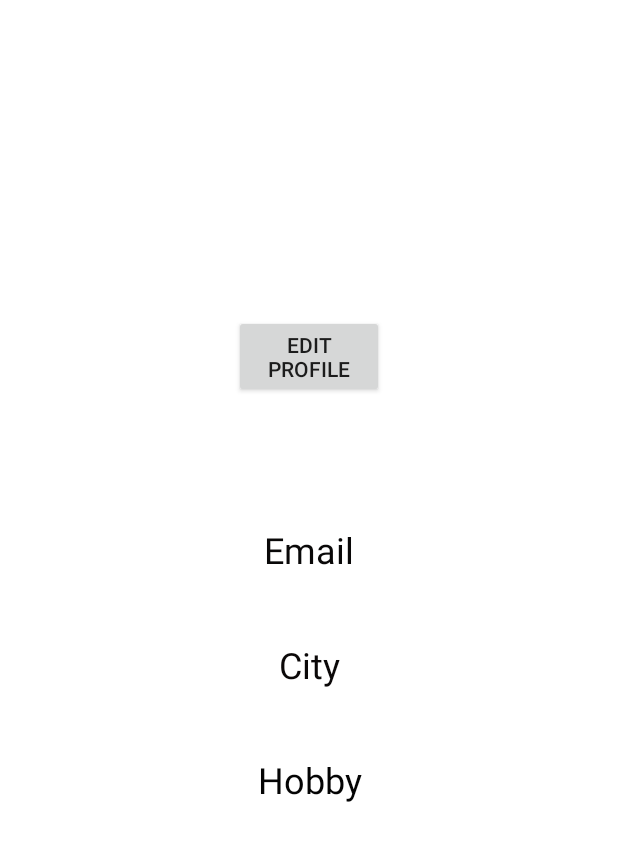
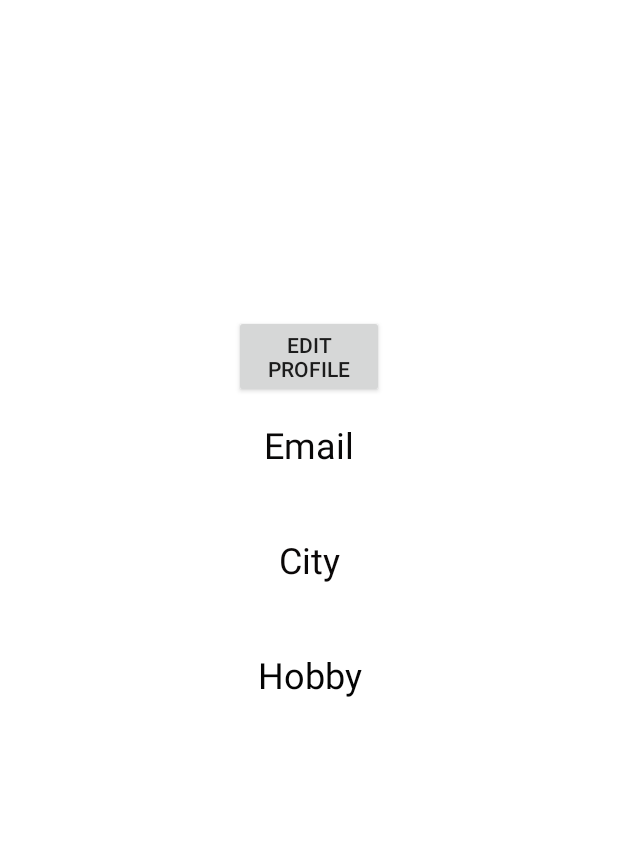
Before and after one commit to KarkiBimal/GitTogether, an Android app: the ProfilePage screen opened directly, with no data from a screen before it, after a tap on "EDIT PROFILE", on a phone screen of 412 x 824 dp, the part 90-951 px from its top. Run offline under Robolectric (Android 15) with nearby library versions, the light colour scheme and no system bars; our stand-ins replace Firebase (no records; nobody signed in at launch, a user with empty details on screens opened directly).

Commit message:
Reverted profile page, doesn't display posts

```diff
--- a/app/src/main/java/com/example/gittogether/ProfilePage.java
+++ b/app/src/main/java/com/example/gittogether/ProfilePage.java
@@ -32,15 +32,14 @@ public class ProfilePage extends AppCompatActivity {
     private TextView changePic, uploadPic;
     private StorageReference storageReference;
     private StorageReference photoReference;
-    private DatabaseReference userRef, userRef_1;
+    private DatabaseReference userRef;
     private FirebaseDatabase database;
     private ImageView profilePicture;
     DrawerLayout drawerLayout;
 
 
-    TextView userEmail, name, lastname, address, hobby1, hobby2, hobby3,postContent;
+    TextView userEmail, name, lastname, address, hobby1, hobby2, hobby3;
     private static final String USERS="Users";
-    private static final String POST="Post";
     String email;
     FirebaseUser cUser;
     String uId;
@@ -58,12 +57,10 @@ public class ProfilePage extends AppCompatActivity {
         hobby1=(TextView) findViewById(R.id.hobby1);
         hobby2=(TextView) findViewById(R.id.hobby2);
         hobby3=(TextView) findViewById(R.id.hobby3);
-        postContent=(TextView) findViewById(R.id.postContent);
         cUser= FirebaseAuth.getInstance().getCurrentUser();
         uId=cUser.getUid();
         database= FirebaseDatabase.getInstance();
         userRef=database.getReference(USERS);
-        userRef_1=database.getReference(POST);
         profilePicture = findViewById(R.id.profile_pic);
         editProfile = (Button) findViewById(R.id.updatePicButton);
         storageReference = FirebaseStorage.getInstance().getReference();
@@ -97,21 +94,6 @@ public class ProfilePage extends AppCompatActivity {
                 hobby2.setText(dataSnapshot.child(uId).child("hobby2").getValue(String.class));
                 hobby3.setText(dataSnapshot.child(uId).child("hobby3").getValue(String.class));
                 Log.i(TAG, "onDataChange:"+ dataSnapshot.child(uId).child("email").getValue(String.class));
-
-            }
-
-            @Override
-            public void onCancelled(@NonNull DatabaseError error) {
-
-            }
-        });
-
-
-        userRef_1.addValueEventListener(new ValueEventListener() {
-            @Override
-            public void onDataChange(@NonNull DataSnapshot dataSnapshot) {
-                postContent.setText(dataSnapshot.child(uId).child("message").getValue(String.class));
-
 
             }
 
--- a/app/src/main/res/layout/activity_profile_page.xml
+++ b/app/src/main/res/layout/activity_profile_page.xml
@@ -82,7 +82,7 @@
             <LinearLayout
                 android:layout_width="match_parent"
                 android:layout_height="match_parent"
-                android:layout_marginTop="350dp"
+                android:layout_marginTop="280dp"
                 android:orientation="vertical">
 
                 <TextView
@@ -159,20 +159,7 @@
 
             </LinearLayout>
 
-            <TextView
-                android:id="@+id/postContent"
-                android:layout_width="match_parent"
-                android:layout_height="53dp"
-                android:layout_marginStart="5dp"
-                android:layout_marginLeft="5dp"
-                android:layout_marginTop="280dp"
-                android:layout_marginEnd="5dp"
-                android:layout_marginRight="5dp"
-                android:gravity="center"
-                android:text="TextView"
-                android:textColor="#0C0000"
-                android:textSize="20sp"
-                android:textStyle="bold" />
+
 
         </RelativeLayout>
 
```
